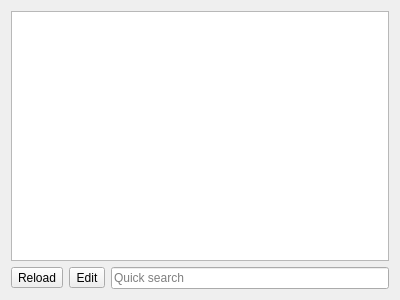
Before: the Qt Designer form filewidget.ui in Kuszki/MultimapAWZ, drawn with Qt 5.
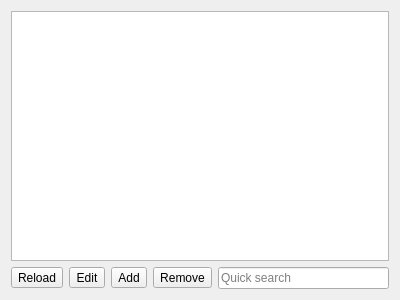
After: the same form once the commit is applied. Icons and pictures are not drawn.

Patch:
```diff
--- a/filewidget.ui
+++ b/filewidget.ui
@@ -58,6 +58,28 @@
        </property>
       </widget>
      </item>
+     <item>
+      <widget class="QToolButton" name="addButton">
+       <property name="text">
+        <string>Add</string>
+       </property>
+       <property name="icon">
+        <iconset theme="list-add">
+         <normaloff>.</normaloff>.</iconset>
+       </property>
+      </widget>
+     </item>
+     <item>
+      <widget class="QToolButton" name="remButton">
+       <property name="text">
+        <string>Remove</string>
+       </property>
+       <property name="icon">
+        <iconset theme="list-remove">
+         <normaloff>.</normaloff>.</iconset>
+       </property>
+      </widget>
+     </item>
      <item>
       <widget class="QLineEdit" name="searchEdit">
        <property name="placeholderText">
```
Left out of the diff: 42 changed lines with no effect on the pictures.
